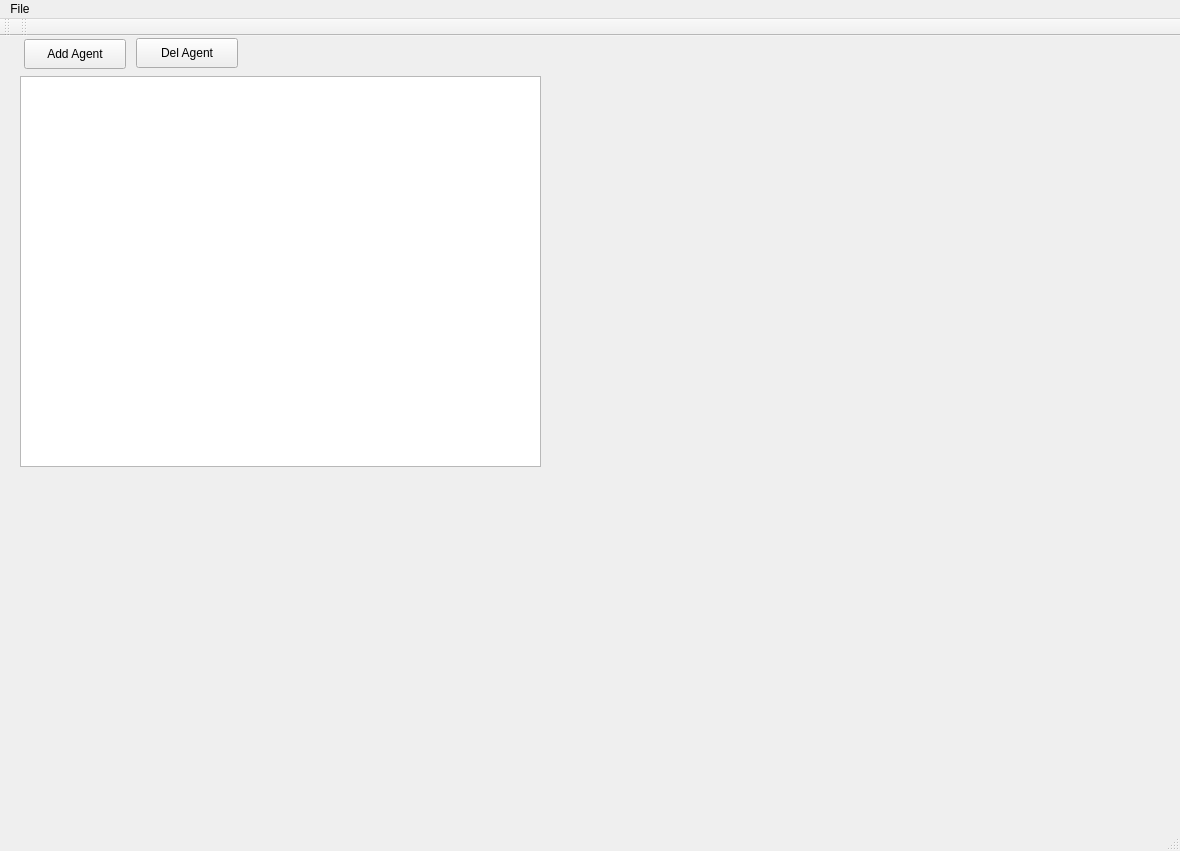
The window that App/AgentsManager/mainwindow.ui (break11/AutoStorage) describes before a commit, drawn with Qt 5.
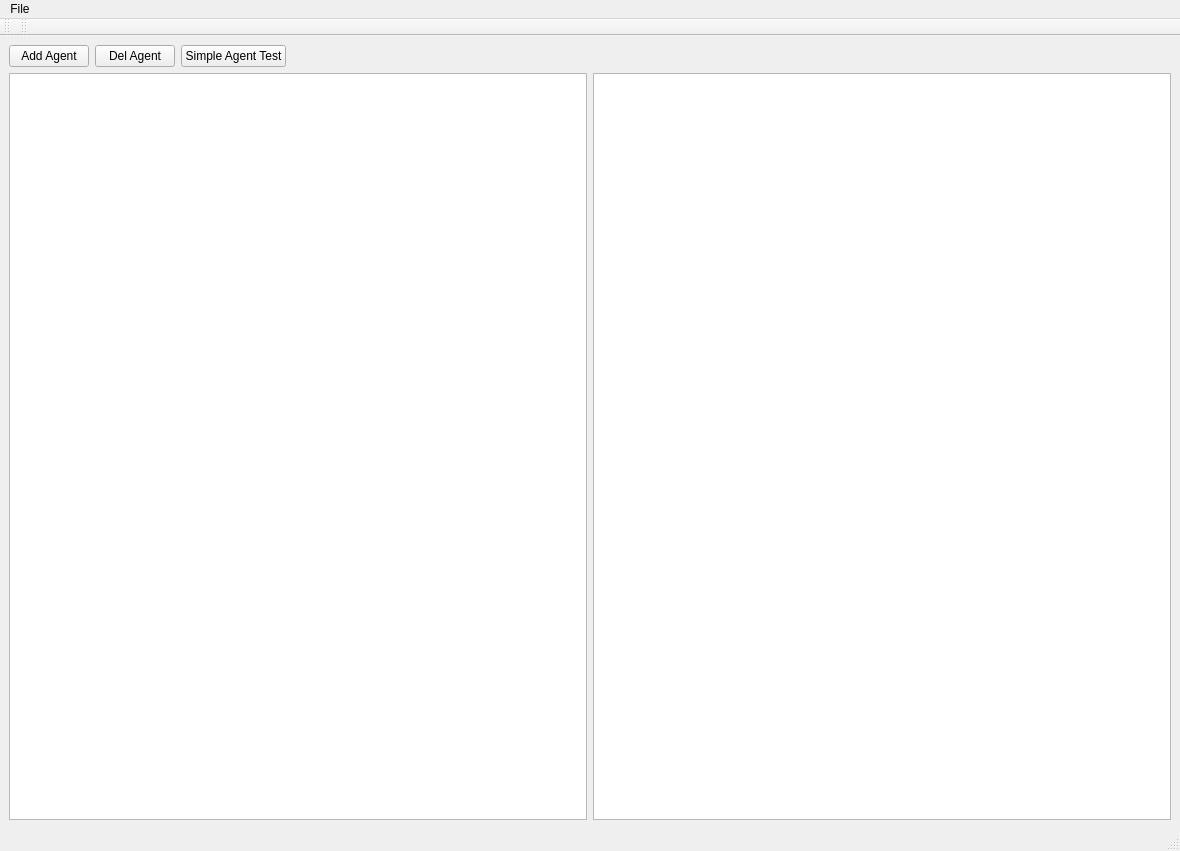
The same window after the commit.

Commit message: перенос кнопки тестового движения, исправлен глюк подергиваний челнока после перехода на список нод в маршруте и индекс маршрута

Patch:
```diff
--- a/App/AgentsManager/mainwindow.ui
+++ b/App/AgentsManager/mainwindow.ui
@@ -14,42 +14,59 @@
    <string>AgentsManager</string>
   </property>
   <widget class="QWidget" name="centralwidget">
-   <widget class="QTableView" name="tvAgents">
-    <property name="geometry">
-     <rect>
-      <x>20</x>
-      <y>40</y>
-      <width>521</width>
-      <height>391</height>
-     </rect>
-    </property>
-   </widget>
+   <layout class="QVBoxLayout" name="verticalLayout">
+    <item>
+     <layout class="QHBoxLayout" name="horizontalLayout">
+      <item>
    <widget class="QPushButton" name="btnAddAgent">
-    <property name="geometry">
-     <rect>
-      <x>24</x>
-      <y>3</y>
-      <width>102</width>
-      <height>30</height>
-     </rect>
-    </property>
     <property name="text">
      <string>Add Agent</string>
     </property>
    </widget>
+      </item>
+      <item>
    <widget class="QPushButton" name="btnDelAgent">
-    <property name="geometry">
-     <rect>
-      <x>136</x>
-      <y>2</y>
-      <width>102</width>
-      <height>30</height>
-     </rect>
-    </property>
     <property name="text">
      <string>Del Agent</string>
     </property>
    </widget>
+      </item>
+      <item>
+       <widget class="QPushButton" name="btnSimpleAgent_Test">
+        <property name="text">
+         <string>Simple Agent Test</string>
+        </property>
+        <property name="checkable">
+         <bool>true</bool>
+        </property>
+       </widget>
+      </item>
+      <item>
+       <spacer name="horizontalSpacer">
+        <property name="orientation">
+         <enum>Qt::Horizontal</enum>
+        </property>
+        <property name="sizeHint" stdset="0">
+         <size>
+          <width>40</width>
+          <height>20</height>
+         </size>
+        </property>
+       </spacer>
+      </item>
+     </layout>
+    </item>
+    <item>
+     <layout class="QHBoxLayout" name="horizontalLayout_2">
+      <item>
+       <widget class="QTableView" name="tvAgents"/>
+      </item>
+      <item>
+       <widget class="QPlainTextEdit" name="pteAgentLog"/>
+      </item>
+     </layout>
+    </item>
+   </layout>
   </widget>
   <widget class="QStatusBar" name="statusbar"/>
   <widget class="QToolBar" name="toolMain">
```
Lines whose indentation alone changed are shown as unchanged. The commit also changes 5 other files.
